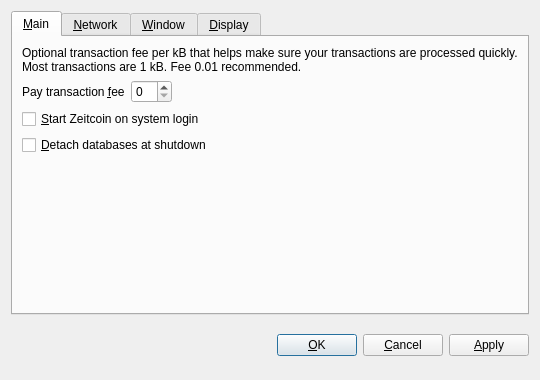
jarno83/cryptogold, file src/qt/forms/optionsdialog.ui: the form before one commit.
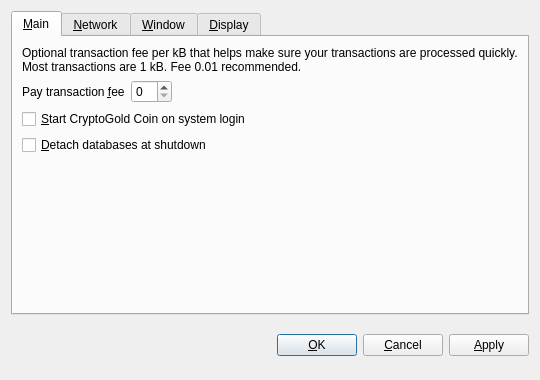
The form after the commit. Custom widgets are drawn as their Qt base class.

What changed in the file:
```diff
--- a/src/qt/forms/optionsdialog.ui
+++ b/src/qt/forms/optionsdialog.ui
@@ -82,7 +82,7 @@
           <string>Automatically start Zeitcoin after logging in to the system.</string>
          </property>
          <property name="text">
-          <string>&amp;Start Zeitcoin on system login</string>
+          <string>&amp;Start CryptoGold Coin on system login</string>
          </property>
         </widget>
        </item>
```
Left out of the diff: 8 changed lines with no effect on the pictures.
